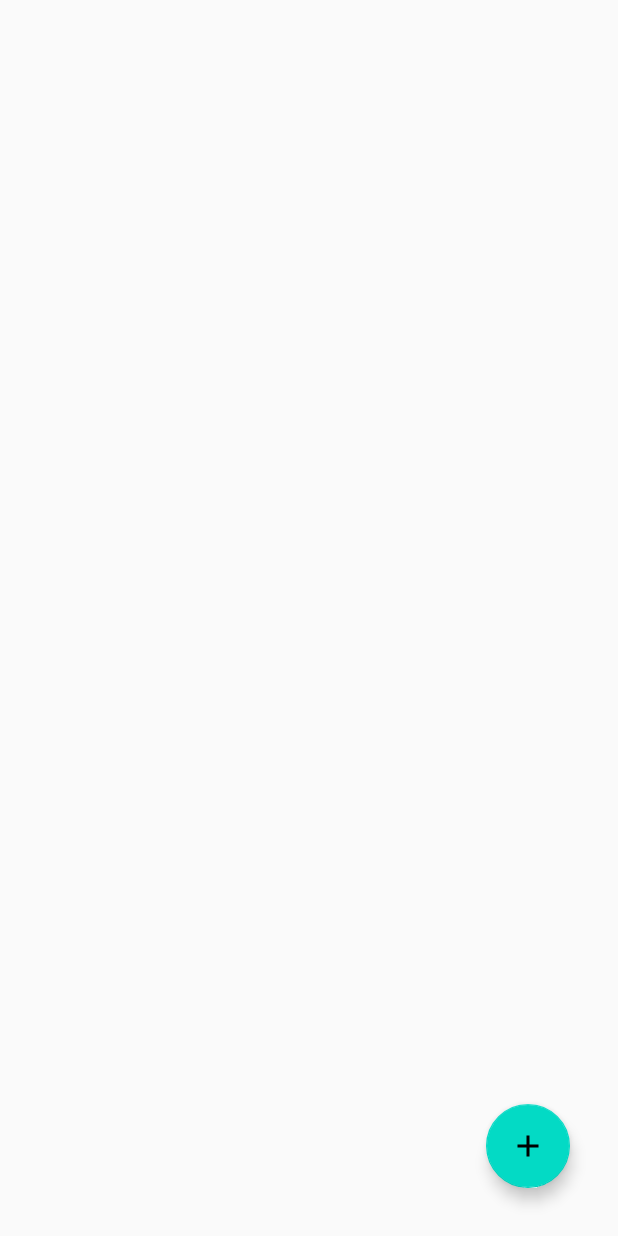
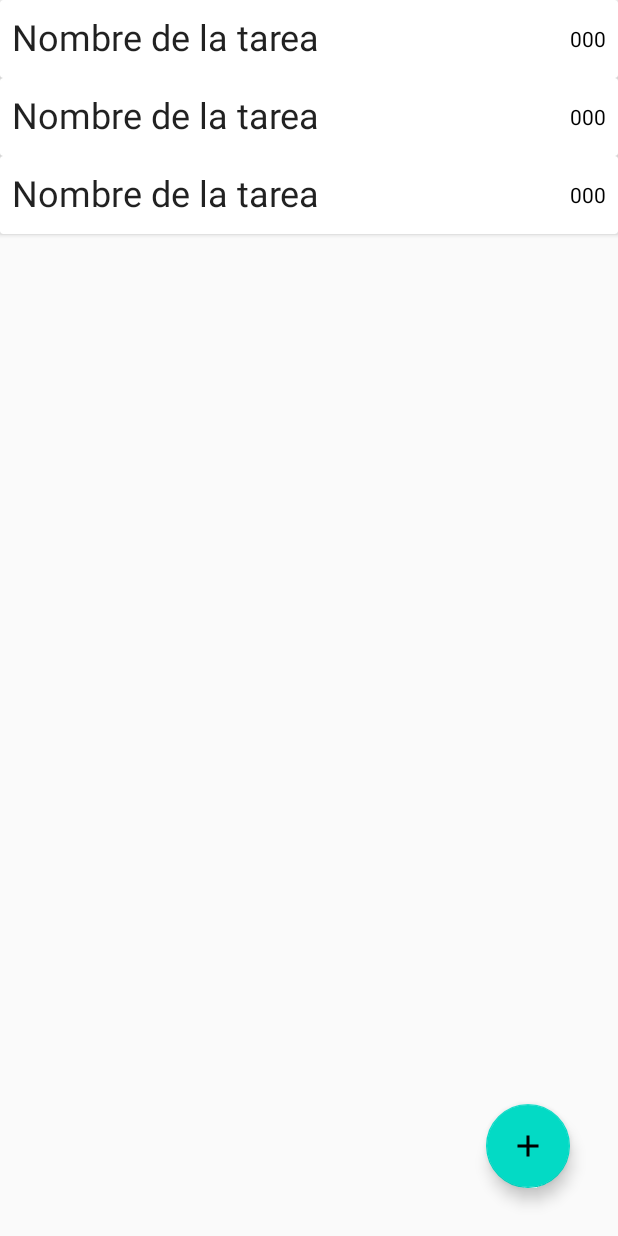
Before and after one commit to jmrl3004slp/Tareas, an Android app: the layout activity_main.xml on its own in the app's theme, with its tools: preview values and no code run, on a phone screen of 412 x 824 dp. Run offline under Robolectric (Android 15) with nearby library versions, the phone set to English and light mode, and no system bars.

```diff
--- a/app/src/main/java/com/itslp/tareas/TareasRepository.java
+++ b/app/src/main/java/com/itslp/tareas/TareasRepository.java
@@ -27,11 +27,11 @@ public class TareasRepository {
         new InsertAsyncTask(tareasDao).execute(tarea);
     }//insert
 
+    public LiveData<List<TareasEntity>> RetrieveList() { return allTareas; }//getAll
+
     public void Update(TareasEntity tareasEntity) {
         new UpdateAsyncTask(tareasDao).execute(tareasEntity);
     }
-
-    public LiveData<List<TareasEntity>> RetrieveList() { return allTareas; }//getAll
 
     public void Delete(TareasEntity tarea) {
         new DeleteAsyncTask(tareasDao).execute(tarea);
--- a/app/src/main/java/com/itslp/tareas/ui/dialogs/DialogInsertTarea.java
+++ b/app/src/main/java/com/itslp/tareas/ui/dialogs/DialogInsertTarea.java
@@ -35,6 +35,7 @@ public class DialogInsertTarea extends DialogFragment {
 
         //Inflar y establecer el layout para el dialogo
         builder.setView(inflater.inflate(R.layout.dialog_insert_tarea, null))
+                .setTitle("Añadir tarea")
                 .setPositiveButton(android.R.string.yes,  new DialogInterface.OnClickListener(){
                     @Override
                     public void onClick(DialogInterface dialogInterface, int i) {
--- a/app/src/main/java/com/itslp/tareas/viewmodel/TareasDialogViewModel.java
+++ b/app/src/main/java/com/itslp/tareas/viewmodel/TareasDialogViewModel.java
@@ -2,6 +2,7 @@ package com.itslp.tareas.viewmodel;
 
 import android.app.Application;
 
+import androidx.annotation.NonNull;
 import androidx.lifecycle.AndroidViewModel;
 import androidx.lifecycle.LiveData;
 
@@ -14,12 +15,12 @@ public class TareasDialogViewModel extends AndroidViewModel {
     private LiveData<List<TareasEntity>> allTareas;
     private TareasRepository tareasRepository;
 
-    public TareasDialogViewModel(Application application){
+    public TareasDialogViewModel(@NonNull Application application){
         super(application);
 
         tareasRepository = new TareasRepository(application);
         allTareas = tareasRepository.RetrieveList();
-    } //NuevaNotaDialogViewModel
+    }
 
     //El fragment que insert una nueva tarea deberá comunicarlo a este ViewModel
     public void Create(TareasEntity nuevaEntity){
--- a/app/src/main/res/layout/activity_main.xml
+++ b/app/src/main/res/layout/activity_main.xml
@@ -10,7 +10,7 @@
         android:id="@+id/list_tareas"
         android:layout_width="match_parent"
         android:layout_height="match_parent"
-        tools:listitem="@layout/fragment_tarea_list" />
+        tools:listitem="@layout/fragment_tarea" />
 
     <com.google.android.material.floatingactionbutton.FloatingActionButton
         android:id="@+id/btn_add_Tarea"
--- a/app/src/main/res/layout/fragment_tarea.xml
+++ b/app/src/main/res/layout/fragment_tarea.xml
@@ -1,7 +1,6 @@
 <?xml version="1.0" encoding="utf-8"?>
 <androidx.cardview.widget.CardView xmlns:android="http://schemas.android.com/apk/res/android"
     xmlns:app="http://schemas.android.com/apk/res-auto"
-    xmlns:tools="http://schemas.android.com/tools"
     android:layout_width="match_parent"
     android:layout_height="wrap_content"
     android:orientation="horizontal">
@@ -11,9 +10,27 @@
         android:layout_height="wrap_content">
 
         <TextView
-            android:id="@+id/txtNombreTarea"
+            android:id="@+id/txtIdTarea"
             android:layout_width="wrap_content"
             android:layout_height="wrap_content"
+            android:layout_marginTop="8dp"
+            android:layout_marginEnd="8dp"
+            android:layout_marginRight="8dp"
+            android:layout_marginBottom="8dp"
+            android:text="000"
+            android:textAppearance="@style/TextAppearance.AppCompat.Small"
+            android:textColor="@android:color/black"
+            app:layout_constraintBottom_toBottomOf="parent"
+            app:layout_constraintEnd_toEndOf="parent"
+            app:layout_constraintHorizontal_bias="1.0"
+            app:layout_constraintStart_toStartOf="parent"
+            app:layout_constraintTop_toTopOf="parent"
+            app:layout_constraintVertical_bias="0.47" />
+
+        <TextView
+            android:id="@+id/txtNombreTarea"
+            android:layout_width="373dp"
+            android:layout_height="36dp"
             android:layout_marginStart="8dp"
             android:layout_marginLeft="8dp"
             android:layout_marginTop="8dp"
@@ -21,27 +38,13 @@
             android:layout_marginRight="8dp"
             android:layout_marginBottom="8dp"
             android:text="@string/nombre_de_la_tarea"
-            android:textColor="@android:color/black"
+            android:textAppearance="@style/TextAppearance.AppCompat.Large"
             android:textSize="24sp"
             app:layout_constraintBottom_toBottomOf="parent"
-            app:layout_constraintEnd_toEndOf="parent"
+            app:layout_constraintEnd_toStartOf="@+id/txtIdTarea"
+            app:layout_constraintHorizontal_bias="0.0"
             app:layout_constraintStart_toStartOf="parent"
-            app:layout_constraintTop_toTopOf="parent" />
-
-        <TextView
-            android:id="@+id/txtIdTarea"
-            android:layout_width="wrap_content"
-            android:layout_height="wrap_content"
-            android:layout_marginStart="8dp"
-            android:layout_marginLeft="8dp"
-            android:layout_marginTop="8dp"
-            android:layout_marginEnd="8dp"
-            android:layout_marginRight="8dp"
-            android:layout_marginBottom="8dp"
-            android:text="TextView"
-            app:layout_constraintBottom_toBottomOf="parent"
-            app:layout_constraintEnd_toStartOf="@+id/txtNombreTarea"
-            app:layout_constraintStart_toStartOf="parent"
-            app:layout_constraintTop_toTopOf="parent" />
+            app:layout_constraintTop_toTopOf="parent"
+            app:layout_constraintVertical_bias="1.0" />
     </androidx.constraintlayout.widget.ConstraintLayout>
 </androidx.cardview.widget.CardView>
--- a/app/src/main/res/layout/fragment_tarea_list.xml
+++ /dev/null
@@ -1,16 +0,0 @@
-<?xml version="1.0" encoding="utf-8"?>
-<androidx.recyclerview.widget.RecyclerView xmlns:android="http://schemas.android.com/apk/res/android"
-    xmlns:app="http://schemas.android.com/apk/res-auto"
-    xmlns:tools="http://schemas.android.com/tools"
-    android:id="@+id/list"
-    android:name="com.itslp.tareas.ui.TareaFragment"
-    android:layout_width="match_parent"
-    android:layout_height="match_parent"
-    android:layout_marginLeft="16dp"
-    android:layout_marginTop="16dp"
-    android:layout_marginRight="16dp"
-    android:paddingLeft="8dp"
-    android:paddingRight="8dp"
-    app:layoutManager="LinearLayoutManager"
-    tools:context=".ui.TareaFragment"
-    tools:listitem="@layout/fragment_tarea" />
--- a/app/src/main/res/values/strings.xml
+++ b/app/src/main/res/values/strings.xml
@@ -5,4 +5,6 @@
     <string name="insertar_descripci_n_de_la_tarea">Descripción de la tarea</string>
     <string name="acceso_al_sistema">Acceso al Sistema</string>
     <string name="edit_add_tarea">Añadir / Editar Tarea</string>
+    <string name="actualizar_tarea">Actualizar Tarea</string>
+    <string name="cancelar">Cancelar</string>
 </resources>
```
Also changed, not shown: app/src/main/AndroidManifest.xml (+6 -1 lines), app/src/main/java/com/itslp/tareas/ui/MainActivity.java (+45 -14 lines), app/src/main/java/com/itslp/tareas/ui/MyTareaRecyclerViewAdapter.java (+7 -25 lines), app/src/main/java/com/itslp/tareas/ui/TareaFragment.java (deleted, +0 -107 lines), app/src/main/java/com/itslp/tareas/ui/activities/EditTareaActivity.java (added, +23 -0 lines), app/src/main/java/com/itslp/tareas/ui/dialogs/DialogEditTarea.java (deleted, +0 -93 lines), app/src/main/res/layout/activity_edit_tarea.xml (added, +27 -0 lines), app/src/main/res/layout/dialog_insert_tarea.xml (+0 -12 lines).
